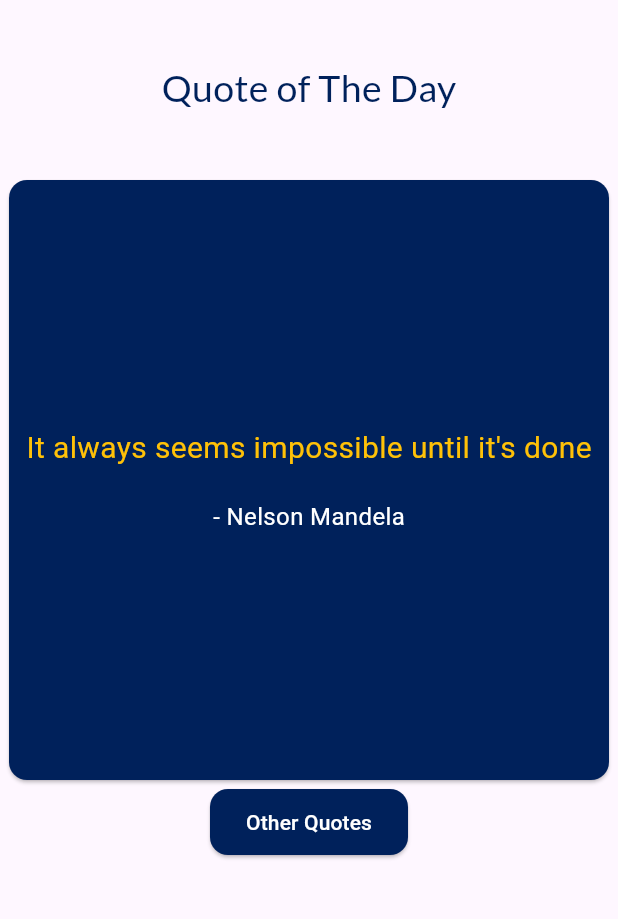
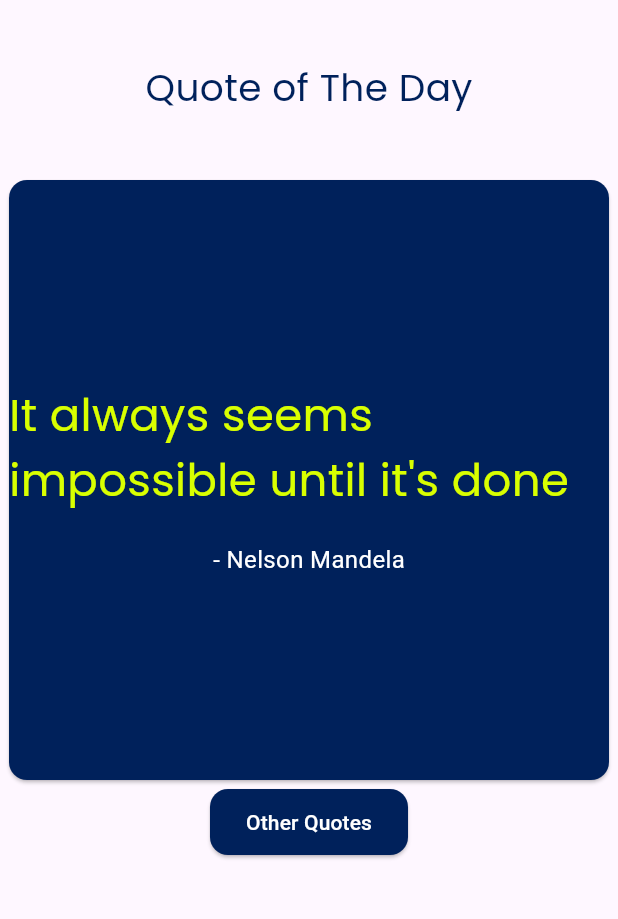
Before and after one commit to fthaaether/daily_quotes, a Flutter app: the screen it shows after launch, on a phone screen of 412 x 824 dp, the part 84-1003 px from its top. Run offline on Flutter 3.47's test engine with Material 3 defaults, Android fonts, the phone set to English and light mode, and no system bars; our stand-ins replace google_fonts.

Commit message:
add : fonts

```diff
--- a/lib/main.dart
+++ b/lib/main.dart
@@ -24,9 +24,9 @@ class DailyQuotes extends StatelessWidget {
               Container(
                 margin: EdgeInsets.all(40),
                 child: Center(
-                  child: const Text(
+                  child: Text(
                     "Quote of The Day",
-                    style: GoogleFonts.lato(
+                    style: GoogleFonts.poppins(
                       textStyle: const TextStyle(
                         color: Color.fromARGB(255, 0, 33, 91),
                         fontSize: 25,
@@ -45,7 +45,12 @@ class DailyQuotes extends StatelessWidget {
                     children: [
                       Text(
                         "It always seems impossible until it's done",
-                        style: TextStyle(color: Colors.amber, fontSize: 20),
+                        style: GoogleFonts.poppins(
+                          textStyle: TextStyle(
+                            color: Color.fromARGB(255, 217, 255, 0),
+                            fontSize: 30,
+                          ),
+                        ),
                       ),
                       SizedBox(height: 20),
                       Text(
```
